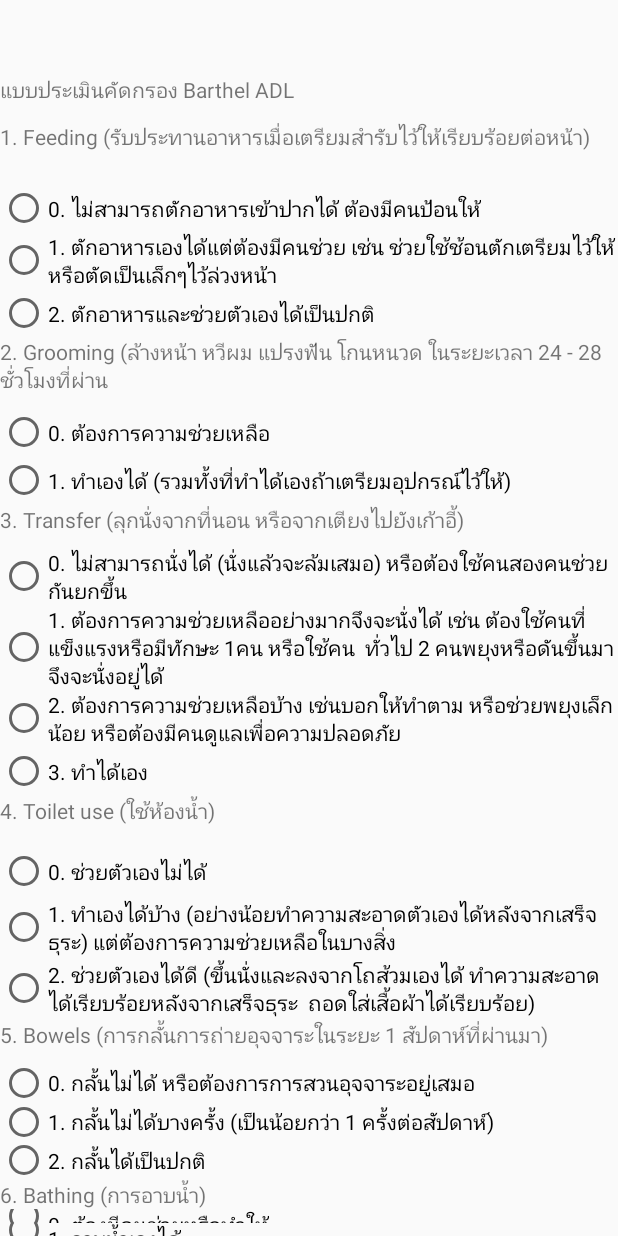
After one commit to zansnackzz/Prototype3, an Android app: the Symptom screen opened directly, with no data from a screen before it, on a phone screen of 412 x 824 dp. The commit adds this screen. Run offline under Robolectric (Android 15) with nearby library versions, the phone set to English and light mode, and no system bars.

Commit message:
Show Detail

```diff
--- a/app/src/main/AndroidManifest.xml
+++ b/app/src/main/AndroidManifest.xml
@@ -12,6 +12,8 @@
             android:roundIcon="@mipmap/ic_launcher_round"
             android:supportsRtl="true"
             android:theme="@style/AppTheme">
+        <activity android:name=".Symptom">
+        </activity>
         <activity android:name=".Detail_Activity">
         </activity>
         <activity android:name=".List_patient">
--- a/app/src/main/java/com/example/prototype3/Detail_input.kt
+++ b/app/src/main/java/com/example/prototype3/Detail_input.kt
@@ -67,7 +67,7 @@ class Detail_input : AppCompatActivity() {
 
             return
         }else{
-            val intent = Intent(this, span_symptom::class.java)
+            val intent = Intent(this, Symptom::class.java)
             imageUpload()
             startActivity(intent)
         }
--- /dev/null
+++ b/app/src/main/java/com/example/prototype3/Symptom.kt
@@ -0,0 +1,12 @@
+package com.example.prototype3
+
+import androidx.appcompat.app.AppCompatActivity
+import android.os.Bundle
+
+class Symptom : AppCompatActivity() {
+
+    override fun onCreate(savedInstanceState: Bundle?) {
+        super.onCreate(savedInstanceState)
+        setContentView(R.layout.activity_symptom)
+    }
+}
--- a/app/src/main/res/layout/activity_girl_input.xml
+++ b/app/src/main/res/layout/activity_girl_input.xml
@@ -104,5 +104,5 @@
             app:layout_constraintBottom_toBottomOf="@+id/img_p_upload"
             app:layout_constraintStart_toStartOf="@+id/img_p_upload"
             app:layout_constraintTop_toTopOf="@+id/img_p_upload" android:id="@+id/image_detail"
-            android:rotation="270"/>
+            android:rotation="0"/>
 </androidx.constraintlayout.widget.ConstraintLayout>
--- /dev/null
+++ b/app/src/main/res/layout/activity_symptom.xml
@@ -0,0 +1,219 @@
+<?xml version="1.0" encoding="utf-8"?>
+<LinearLayout
+        xmlns:android="http://schemas.android.com/apk/res/android"
+        xmlns:tools="http://schemas.android.com/tools"
+        xmlns:app="http://schemas.android.com/apk/res-auto"
+        android:layout_width="match_parent"
+        android:layout_height="match_parent"
+        tools:context=".sympton" android:orientation="vertical">
+    <ScrollView
+            android:layout_width="394dp"
+            android:layout_height="49dp">
+        <LinearLayout android:layout_width="match_parent" android:layout_height="wrap_content"
+                      android:orientation="vertical"/>
+    </ScrollView>
+    <TextView
+            android:text="แบบประเมินคัดกรอง Barthel ADL"
+            android:layout_width="match_parent"
+            android:layout_height="31dp" android:id="@+id/textView"/>
+    <TextView
+            android:text="1. Feeding (รับประทานอาหารเมื่อเตรียมสำรับไว้ให้เรียบร้อยต่อหน้า)"
+            android:layout_width="wrap_content"
+            android:layout_height="42dp" android:id="@+id/textView5"/>
+    <RadioGroup
+            android:layout_width="match_parent"
+            android:layout_height="wrap_content">
+        <RadioButton
+                android:text="0. ไม่สามารถตักอาหารเข้าปากได้ ต้องมีคนป้อนให้"
+                android:layout_width="wrap_content"
+                android:layout_height="wrap_content" android:id="@+id/radioButton2" android:layout_weight="1"/>
+        <RadioButton
+                android:text="1. ตักอาหารเองได้แต่ต้องมีคนช่วย เช่น ช่วยใช้ช้อนตักเตรียมไว้ให้หรือตัดเป็นเล็กๆไว้ล่วงหน้า"
+                android:layout_width="wrap_content"
+                android:layout_height="wrap_content" android:id="@+id/radioButton3" android:layout_weight="1"/>
+        <RadioButton
+                android:text="2. ตักอาหารและช่วยตัวเองได้เป็นปกติ"
+                android:layout_width="wrap_content"
+                android:layout_height="wrap_content" android:id="@+id/radioButton5" android:layout_weight="1"/>
+    </RadioGroup>
+    <TextView
+            android:text="2. Grooming (ล้างหน้า หวีผม แปรงฟัน โกนหนวด ในระยะเวลา 24 - 28 ชั่วโมงที่ผ่าน"
+            android:layout_width="match_parent"
+            android:layout_height="47dp" android:id="@+id/textView6"/>
+    <RadioGroup
+            android:layout_width="match_parent"
+            android:layout_height="wrap_content">
+        <RadioButton
+                android:text="0. ต้องการความช่วยเหลือ"
+                android:layout_width="wrap_content"
+                android:layout_height="wrap_content" android:id="@+id/radioButton7" android:layout_weight="1"/>
+        <RadioButton
+                android:text="1. ทำเองได้ (รวมทั้งที่ทำได้เองถ้าเตรียมอุปกรณ์ไว้ให้)"
+                android:layout_width="wrap_content"
+                android:layout_height="wrap_content" android:id="@+id/radioButton14" android:layout_weight="1"/>
+    </RadioGroup>
+    <TextView
+            android:text="3. Transfer (ลุกนั่งจากที่นอน หรือจากเตียงไปยังเก้าอี้)"
+            android:layout_width="match_parent"
+            android:layout_height="29dp" android:id="@+id/textView7"/>
+    <RadioGroup
+            android:layout_width="match_parent"
+            android:layout_height="wrap_content">
+        <RadioButton
+                android:text="0. ไม่สามารถนั่งได้ (นั่งแล้วจะล้มเสมอ) หรือต้องใช้คนสองคนช่วยกันยกขึ้น"
+                android:layout_width="wrap_content"
+                android:layout_height="wrap_content" android:id="@+id/radioButton19" android:layout_weight="1"/>
+        <RadioButton
+                android:text="1. ต้องการความช่วยเหลืออย่างมากจึงจะนั่งได้ เช่น ต้องใช้คนที่แข็งแรงหรือมีทักษะ 1คน หรือใช้คน  ทั่วไป 2 คนพยุงหรือดันขึ้นมาจึงจะนั่งอยู่ได้"
+                android:layout_width="wrap_content"
+                android:layout_height="wrap_content" android:id="@+id/radioButton20" android:layout_weight="1"/>
+        <RadioButton
+                android:text="2. ต้องการความช่วยเหลือบ้าง เช่นบอกให้ทำตาม หรือช่วยพยุงเล็กน้อย หรือต้องมีคนดูแลเพื่อความปลอดภัย"
+                android:layout_width="wrap_content"
+                android:layout_height="wrap_content" android:id="@+id/radioButton21" android:layout_weight="1"/>
+        <RadioButton
+                android:text="3. ทำได้เอง"
+                android:layout_width="wrap_content"
+                android:layout_height="wrap_content" android:id="@+id/radioButton22" android:layout_weight="1"/>
+    </RadioGroup>
+    <TextView
+            android:text="4. Toilet use (ใช้ห้องน้้ำ)"
+            android:layout_width="match_parent"
+            android:layout_height="33dp" android:id="@+id/textView11"/>
+    <RadioGroup
+            android:layout_width="match_parent"
+            android:layout_height="116dp">
+        <RadioButton
+                android:text="0. ช่วยตัวเองไม่ได้"
+                android:layout_width="wrap_content"
+                android:layout_height="wrap_content" android:id="@+id/radioButton23" android:layout_weight="1"/>
+        <RadioButton
+                android:text="1. ทำเองได้บ้าง (อย่างน้อยทำความสะอาดตัวเองได้หลังจากเสร็จธุระ) แต่ต้องการความช่วยเหลือในบางสิ่ง"
+                android:layout_width="wrap_content"
+                android:layout_height="wrap_content" android:id="@+id/radioButton24" android:layout_weight="1"/>
+        <RadioButton
+                android:text="2. ช่วยตัวเองได้ดี (ขึ้นนั่งและลงจากโถส้วมเองได้ ทำความสะอาดได้เรียบร้อยหลังจากเสร็จธุระ  ถอดใส่เสื้อผ้าได้เรียบร้อย)"
+                android:layout_width="wrap_content"
+                android:layout_height="wrap_content" android:id="@+id/radioButton25" android:layout_weight="1"/>
+    </RadioGroup>
+    <TextView
+            android:text="5. Bowels (การกลั้นการถ่ายอุจจาระในระยะ 1 สัปดาห์ที่ผ่านมา)"
+            android:layout_width="match_parent"
+            android:layout_height="29dp" android:id="@+id/textView12"/>
+    <RadioGroup
+            android:layout_width="match_parent"
+            android:layout_height="77dp">
+        <RadioButton
+                android:text="0. กลั้นไม่ได้ หรือต้องการการสวนอุจจาระอยู่เสมอ"
+                android:layout_width="wrap_content"
+                android:layout_height="wrap_content" android:id="@+id/radioButton26" android:layout_weight="1"/>
+        <RadioButton
+                android:text="1. กลั้นไม่ได้บางครั้ง (เป็นน้อยกว่า 1 ครั้งต่อสัปดาห์)"
+                android:layout_width="wrap_content"
+                android:layout_height="wrap_content" android:id="@+id/radioButton27" android:layout_weight="1"/>
+        <RadioButton
+                android:text="2. กลั้นได้เป็นปกติ"
+                android:layout_width="wrap_content"
+                android:layout_height="wrap_content" android:id="@+id/radioButton28" android:layout_weight="1"/>
+    </RadioGroup>
+    <TextView
+            android:text="6. Bathing (การอาบน้ำ)"
+            android:layout_width="match_parent"
+            android:layout_height="wrap_content" android:id="@+id/textView13"/>
+    <RadioGroup
+            android:layout_width="match_parent"
+            android:layout_height="wrap_content">
+        <RadioButton
+                android:text="0. ต้องมีคนช่วยหรือทำให้"
+                android:layout_width="wrap_content"
+                android:layout_height="wrap_content" android:id="@+id/radioButton29" android:layout_weight="1"/>
+        <RadioButton
+                android:text="1. อาบน้ำเองได้"
+                android:layout_width="wrap_content"
+                android:layout_height="wrap_content" android:id="@+id/radioButton30" android:layout_weight="1"/>
+    </RadioGroup>
+    <TextView
+            android:text="7. Stairs (การขึ้นลงบันได 1 ชั้น)"
+            android:layout_width="wrap_content"
+            android:layout_height="wrap_content" android:id="@+id/textView14" android:layout_weight="1"/>
+    <RadioGroup
+            android:layout_width="match_parent"
+            android:layout_height="match_parent">
+        <RadioButton
+                android:text="0. ไม่สามารถทำได้"
+                android:layout_width="wrap_content"
+                android:layout_height="wrap_content" android:id="@+id/radioButton31" android:layout_weight="1"/>
+        <RadioButton
+                android:text="1. ต้องการคนช่วย"
+                android:layout_width="wrap_content"
+                android:layout_height="wrap_content" android:id="@+id/radioButton32" android:layout_weight="1"/>
+        <RadioButton
+                android:text="2. ขึ้นลงได้เอง (ถ้าต้องใช้เครื่องช่วยเดิน เช่น walker จะต้องเอาขึ้นลงได้ด้วย)"
+                android:layout_width="wrap_content"
+                android:layout_height="wrap_content" android:id="@+id/radioButton33" android:layout_weight="1"/>
+    </RadioGroup>
+    <TextView
+            android:text="8. Mobility (การเคลื่อนที่ภายในห้องหรือบ้าน)"
+            android:layout_width="match_parent"
+            android:layout_height="wrap_content" android:id="@+id/textView15"/>
+    <RadioGroup
+            android:layout_width="match_parent"
+            android:layout_height="match_parent">
+        <RadioButton
+                android:text="0. เคลื่อนที่ไปไหนไม่ได้"
+                android:layout_width="wrap_content"
+                android:layout_height="wrap_content" android:id="@+id/radioButton34" android:layout_weight="1"/>
+        <RadioButton
+                android:text="1. ต้องใช้รถเข็นช่วยตัวเองให้เคลื่อนที่ได้เอง (ไม่ต้องมีคนเข็นให้) และจะต้องเข้าออกมุมห้อง  หรือประตูได้"
+                android:layout_width="wrap_content"
+                android:layout_height="wrap_content" android:id="@+id/radioButton35" android:layout_weight="1"/>
+        <RadioButton
+                android:text="2. เดินหรือเคลื่อนที่โดยมีคนช่วย เช่น พยุง หรือบอกให้ทำตาม หรือต้องให้ความสนใจดูแลเพื่อความปลอดภัย"
+                android:layout_width="wrap_content"
+                android:layout_height="wrap_content" android:id="@+id/radioButton36" android:layout_weight="1"/>
+        <RadioButton
+                android:text="3. เดินหรือเคลื่อนที่ได้เอง"
+                android:layout_width="wrap_content"
+                android:layout_height="wrap_content" android:id="@+id/radioButton37" android:layout_weight="1"/>
+    </RadioGroup>
+    <TextView
+            android:text="9. Dressing (การสวมใส่เสื้อผ้า)"
+            android:layout_width="match_parent"
+            android:layout_height="wrap_content" android:id="@+id/textView16"/>
+    <RadioGroup
+            android:layout_width="match_parent"
+            android:layout_height="match_parent">
+        <RadioButton
+                android:text="0. ต้องมีคนสวมใส่ให้ ช่วยตัวเองแทบไม่ได้หรือได้น้อย"
+                android:layout_width="wrap_content"
+                android:layout_height="wrap_content" android:id="@+id/radioButton38" android:layout_weight="1"/>
+        <RadioButton
+                android:text="1. ช่วยตัวเองได้ประมาณร้อยละ 50 ที่เหลือต้องมีคนช่วย"
+                android:layout_width="wrap_content"
+                android:layout_height="wrap_content" android:id="@+id/radioButton39" android:layout_weight="1"/>
+        <RadioButton
+                android:text="2. ช่วยตัวเองได้ดี (รวมทั้งการติดกระดุม รูดซิบ หรือใช้เสื้อผ้าที่ดัดแปลงให้เหมาะสมก็ไ"
+                android:layout_width="wrap_content"
+                android:layout_height="wrap_content" android:id="@+id/radioButton40" android:layout_weight="1"/>
+    </RadioGroup>
+    <TextView
+            android:text="10.Bladder (การกลั้นปัสสาวะในระยะ 1 สัปดาห์ที่ผ่านมา)"
+            android:layout_width="match_parent"
+            android:layout_height="wrap_content" android:id="@+id/textView17"/>
+    <RadioGroup
+            android:layout_width="match_parent"
+            android:layout_height="match_parent">
+        <RadioButton
+                android:text="0. กลั้นไม่ได้ หรือใส่สายสวนปัสสาวะแต่ไม่สามารถดูแลเองได้"
+                android:layout_width="wrap_content"
+                android:layout_height="wrap_content" android:id="@+id/radioButton41" android:layout_weight="1"/>
+        <RadioButton
+                android:text="1. กลั้นไม่ได้บางครั้ง (เป็นน้อยกว่าวันละ 1 ครั้ง)"
+                android:layout_width="wrap_content"
+                android:layout_height="wrap_content" android:id="@+id/radioButton42" android:layout_weight="1"/>
+        <RadioButton
+                android:text="2. กลั้นได้เป็นปกติ"
+                android:layout_width="wrap_content"
+                android:layout_height="wrap_content" android:id="@+id/radioButton43" android:layout_weight="1"/>
+    </RadioGroup>
+</LinearLayout>
```
